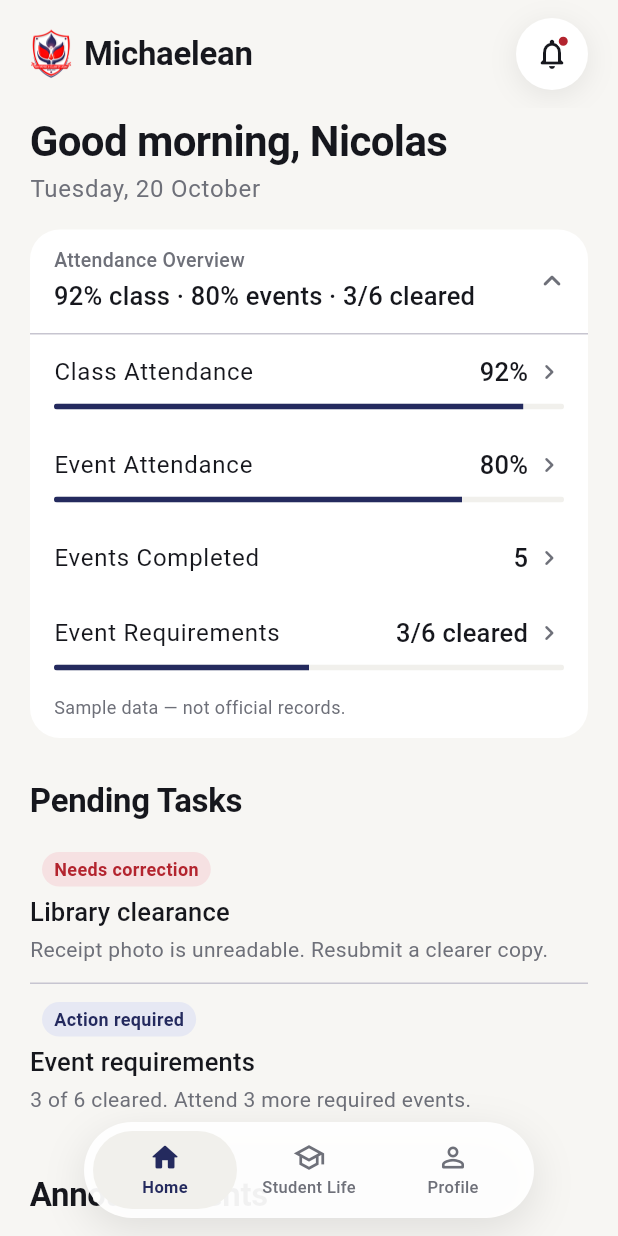
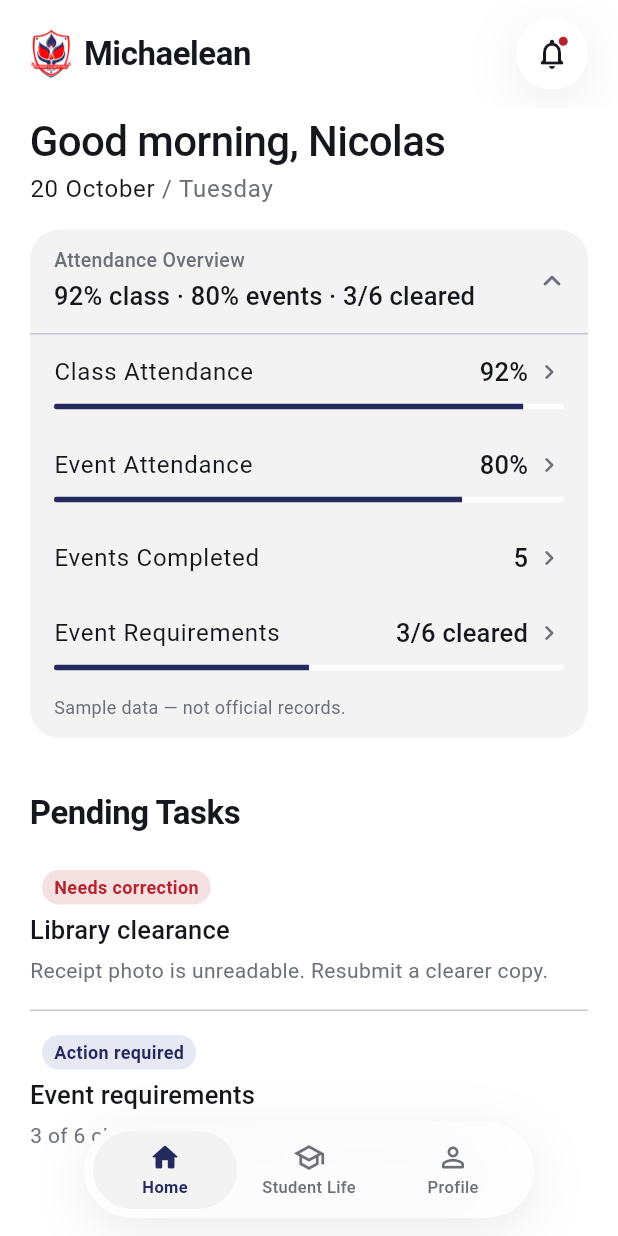
Before and after one commit to Ninjalas/Michaelean-App, a Flutter app: the screen it shows after launch, after a tap on "Preview as Student", after a tap on "Attendance Overview", on a phone screen of 412 x 824 dp. Run offline on Flutter 3.47's test engine with Material 3 defaults, Android fonts, the phone set to English and light mode, and no system bars; our stand-ins replace go_router; accounts and stored records are empty.

Commit message:
Home: first Luma-style pass (white background, soft floating shadows)
- Pure white background, cooler grays, larger section spacing
- One soft shadow token for floating pieces; frosted nav bar
- Two-tone dates, clock icon on time meta, 76px thumbnails,
  hairlines indented to the text column, placeholder thumb tiles
- Overview as a soft gray tile; spec color table updated
- Header stays solid white (blurred header broke paint order on web)

Not yet Luma in overall feel; a full design pass comes after all phases.

Co-Authored-By: Claude Opus 5.5 <noreply@anthropic.com>

```diff
--- a/lib/screens/shared/home_screen.dart
+++ b/lib/screens/shared/home_screen.dart
@@ -100,23 +100,29 @@ class _HomeScreenState extends State<HomeScreen> {
       automaticallyImplyLeading: false,
       toolbarHeight: 72,
       titleSpacing: AppSpacing.screen,
+      // Solid white, no border (Luma-like). A blurred header painted the feed
+      // over itself on Flutter web, so blur is kept to the floating nav bar.
       backgroundColor: AppColors.paper,
       surfaceTintColor: Colors.transparent,
       scrolledUnderElevation: 0,
-      shape: _collapsed
-          ? const Border(bottom: BorderSide(color: AppColors.hairline))
-          : null,
       title: AnimatedSwitcher(
         duration: const Duration(milliseconds: 200),
         child: _collapsed
             ? Row(
                 key: const ValueKey('compact'),
                 children: [
-                  UserAvatar(name: user.fullName, imageAsset: user.photoAsset, size: 34),
+                  UserAvatar(name: user.fullName, imageAsset: user.photoAsset, size: 38),
                   const SizedBox(width: AppSpacing.sm),
                   Flexible(
-                    child: Text('${greetingFor(DateTime.now())}, ${user.firstName}',
-                        overflow: TextOverflow.ellipsis, style: text.titleMedium),
+                    child: Column(
+                      crossAxisAlignment: CrossAxisAlignment.start,
+                      mainAxisSize: MainAxisSize.min,
+                      children: [
+                        Text('${greetingFor(DateTime.now())}, ${user.firstName}',
+                            overflow: TextOverflow.ellipsis, style: text.titleMedium),
+                        _twoToneDate(DateTime.now(), text.bodyMedium!),
+                      ],
+                    ),
                   ),
                 ],
               )
@@ -155,11 +161,20 @@ class _HomeScreenState extends State<HomeScreen> {
         children: [
           Text('${greetingFor(now)}, ${user.firstName}', style: text.headlineMedium),
           const SizedBox(height: 2),
-          Text(formatLongDate(now), style: text.bodyLarge?.copyWith(color: AppColors.muted)),
+          _twoToneDate(now, text.bodyLarge!),
         ],
       ),
     );
   }
+
+  /// "21 October / Wednesday": date in ink, weekday muted.
+  Widget _twoToneDate(DateTime d, TextStyle style) => Text.rich(
+        TextSpan(style: style, children: [
+          TextSpan(text: formatDayMonth(d)),
+          TextSpan(
+              text: ' / ${weekdayName(d)}', style: const TextStyle(color: AppColors.muted)),
+        ]),
+      );
 
   List<Widget> _content(HomeFeed feed) {
     final now = DateTime.now();
@@ -225,6 +240,7 @@ class _HomeScreenState extends State<HomeScreen> {
               source: p.source,
               title: p.title,
               meta: formatTimeAgo(p.publishedAt, now),
+              metaIcon: Icons.schedule_rounded,
               onTap: () => _openPost(p),
             ),
         ]),
@@ -238,6 +254,7 @@ class _HomeScreenState extends State<HomeScreen> {
               source: p.source,
               title: p.title,
               meta: formatTimeAgo(p.publishedAt, now),
+              metaIcon: Icons.schedule_rounded,
               onTap: () => _openPost(p),
             ),
         ]),
@@ -246,13 +263,15 @@ class _HomeScreenState extends State<HomeScreen> {
       if (feed.featuredNews != null) ...[
         const SectionHeader('School News'),
         _featured(feed.featuredNews!, now),
-        ..._divided([
+        ..._divided(indent: ContentRow.textIndent, [
           for (final p in feed.moreNews)
             ContentRow(
               source: p.source,
               title: p.title,
               meta: formatTimeAgo(p.publishedAt, now),
+              metaIcon: Icons.schedule_rounded,
               imageAsset: p.imageAsset,
+              placeholderIcon: Icons.article_outlined,
               onTap: () => _openPost(p),
             ),
         ]),
@@ -260,14 +279,16 @@ class _HomeScreenState extends State<HomeScreen> {
 
       if (feed.forYou.isNotEmpty) ...[
         const SectionHeader('For You'),
-        ..._divided([
+        ..._divided(indent: ContentRow.textIndent, [
           for (final p in feed.forYou)
             ContentRow(
               source: p.source,
               sourceImage: p.sourceImage,
               title: p.title,
               meta: formatTimeAgo(p.publishedAt, now),
+              metaIcon: Icons.schedule_rounded,
               imageAsset: p.imageAsset,
+              placeholderIcon: Icons.campaign_outlined,
               pill: p.urgent ? const StatusPill('URGENT', tone: PillTone.red) : null,
               onTap: () => _openPost(p),
             ),
@@ -338,9 +359,9 @@ class _HomeScreenState extends State<HomeScreen> {
         TaskStatus.inReview => const StatusPill('In review', tone: PillTone.amber),
       };
 
-  List<Widget> _divided(List<Widget> rows) => [
+  List<Widget> _divided(List<Widget> rows, {double indent = 0}) => [
         for (var i = 0; i < rows.length; i++) ...[
-          if (i > 0) const Divider(height: 1),
+          if (i > 0) Divider(height: 1, indent: indent),
           rows[i],
         ],
       ];
--- a/lib/theme/app_theme.dart
+++ b/lib/theme/app_theme.dart
@@ -7,11 +7,16 @@ class AppColors {
   static const navy = Color(0xFF242A5E); // primary actions, selected states
   static const red = Color(0xFFB3242E); // attention only (URGENT, alerts)
   static const white = Color(0xFFFFFFFF);
-  static const paper = Color(0xFFF7F6F3); // screen background
+  static const paper = Color(0xFFFFFFFF); // screen background: pure white, Luma-like
   static const ink = Color(0xFF16171D); // primary text
-  static const muted = Color(0xFF6E7079); // secondary text
-  static const hairline = Color(0xFFE7E5E0); // dividers
-  static const fill = Color(0xFFF1F0EC); // inputs, tonal buttons
+  static const muted = Color(0xFF6E7079); // secondary text (kept dark enough for AA)
+  static const hairline = Color(0xFFECECEE); // dividers
+  static const fill = Color(0xFFF3F3F4); // soft gray tiles, inputs, active nav pill
+
+  /// Large, very soft shadow for floating pieces only (header pill, nav bar).
+  static const floatShadow = [
+    BoxShadow(color: Color(0x14000000), blurRadius: 32, offset: Offset(0, 8)),
+  ];
 }
 
 /// 4-point spacing scale.
@@ -21,7 +26,7 @@ class AppSpacing {
   static const md = 12.0;
   static const lg = 16.0;
   static const screen = 20.0; // left/right screen margin
-  static const section = 28.0; // gap between sections
+  static const section = 36.0; // gap between sections
 }
 
 class AppRadius {
@@ -52,10 +57,10 @@ class AppTheme {
           .copyWith(
             // Screen titles, e.g. "Student Life"
             headlineMedium: const TextStyle(
-                fontSize: 28, fontWeight: FontWeight.w600, letterSpacing: -0.4),
+                fontSize: 28, fontWeight: FontWeight.w500, letterSpacing: -0.4),
             // Section titles, e.g. "Pending Tasks"
             titleLarge: const TextStyle(
-                fontSize: 22, fontWeight: FontWeight.w600, letterSpacing: -0.2),
+                fontSize: 22, fontWeight: FontWeight.w600, letterSpacing: -0.3),
             // Row titles, e.g. an event name in a list
             titleMedium:
                 const TextStyle(fontSize: 17, fontWeight: FontWeight.w500),
--- a/lib/utils/dates.dart
+++ b/lib/utils/dates.dart
@@ -8,9 +8,10 @@ const _months = [
   'July', 'August', 'September', 'October', 'November', 'December'
 ];
 
-/// "Tuesday, 20 October"
-String formatLongDate(DateTime d) =>
-    '${_weekdays[d.weekday - 1]}, ${d.day} ${_months[d.month - 1]}';
+/// "20 October" — shown with [weekdayName] in muted text: "20 October / Tuesday"
+String formatDayMonth(DateTime d) => '${d.day} ${_months[d.month - 1]}';
+
+String weekdayName(DateTime d) => _weekdays[d.weekday - 1];
 
 /// "20 October 2026"
 String formatDate(DateTime d) => '${d.day} ${_months[d.month - 1]} ${d.year}';
--- a/lib/widgets/content_row.dart
+++ b/lib/widgets/content_row.dart
@@ -7,11 +7,19 @@ import 'user_avatar.dart';
 /// muted meta line (spec §2.1 "Rows, not cards"). Reused for news, posts,
 /// and later for events and event history.
 class ContentRow extends StatelessWidget {
+  static const thumbSize = 76.0;
+
+  /// Divider indent that lines a hairline up with the text column of rows
+  /// that have a thumbnail (Luma-style).
+  static const textIndent = thumbSize + AppSpacing.md;
+
   final String title;
   final String? source;
   final String? sourceImage;
   final String? meta;
+  final IconData? metaIcon; // small gray icon before the meta line
   final String? imageAsset;
+  final IconData? placeholderIcon; // gray tile when there's no image, keeps rows aligned
   final Widget? pill;
   final VoidCallback? onTap;
 
@@ -21,7 +29,9 @@ class ContentRow extends StatelessWidget {
     this.source,
     this.sourceImage,
     this.meta,
+    this.metaIcon,
     this.imageAsset,
+    this.placeholderIcon,
     this.pill,
     this.onTap,
   });
@@ -32,14 +42,22 @@ class ContentRow extends StatelessWidget {
     return InkWell(
       onTap: onTap,
       child: Padding(
-        padding: const EdgeInsets.symmetric(vertical: AppSpacing.md),
+        padding: const EdgeInsets.symmetric(vertical: AppSpacing.lg),
         child: Row(
           crossAxisAlignment: CrossAxisAlignment.start,
           children: [
-            if (imageAsset != null) ...[
+            if (imageAsset != null || placeholderIcon != null) ...[
               ClipRRect(
                 borderRadius: BorderRadius.circular(AppRadius.small),
-                child: Image.asset(imageAsset!, width: 72, height: 72, fit: BoxFit.cover),
+                child: imageAsset != null
+                    ? Image.asset(imageAsset!,
+                        width: thumbSize, height: thumbSize, fit: BoxFit.cover)
+                    : Container(
+                        width: thumbSize,
+                        height: thumbSize,
+                        color: AppColors.fill,
+                        child: Icon(placeholderIcon, color: AppColors.muted, size: 28),
+                      ),
               ),
               const SizedBox(width: AppSpacing.md),
             ],
@@ -76,9 +94,19 @@ class ContentRow extends StatelessWidget {
                       maxLines: 2, overflow: TextOverflow.ellipsis, style: text.titleMedium),
                   if (meta != null)
                     Padding(
-                      padding: const EdgeInsets.only(top: 2),
-                      child: Text(meta!,
-                          style: text.bodyMedium?.copyWith(color: AppColors.muted)),
+                      padding: const EdgeInsets.only(top: AppSpacing.xs),
+                      child: Row(
+                        children: [
+                          if (metaIcon != null) ...[
+                            Icon(metaIcon, size: 16, color: AppColors.muted),
+                            const SizedBox(width: 6),
+                          ],
+                          Flexible(
+                            child: Text(meta!,
+                                style: text.bodyMedium?.copyWith(color: AppColors.muted)),
+                          ),
+                        ],
+                      ),
                     ),
                 ],
               ),
--- a/lib/widgets/expandable_overview.dart
+++ b/lib/widgets/expandable_overview.dart
@@ -38,7 +38,7 @@ class _ExpandableOverviewState extends State<ExpandableOverview> {
     final text = Theme.of(context).textTheme;
     return Container(
       decoration: BoxDecoration(
-        color: AppColors.white,
+        color: AppColors.fill, // soft gray tile on the white page
         borderRadius: BorderRadius.circular(AppRadius.large),
       ),
       clipBehavior: Clip.antiAlias,
@@ -121,7 +121,7 @@ class _ExpandableOverviewState extends State<ExpandableOverview> {
                 child: LinearProgressIndicator(
                   value: m.progress!.clamp(0, 1),
                   minHeight: 4,
-                  backgroundColor: AppColors.fill,
+                  backgroundColor: AppColors.white, // track on the gray tile
                   color: AppColors.navy,
                 ),
               ),
--- a/lib/widgets/floating_nav_bar.dart
+++ b/lib/widgets/floating_nav_bar.dart
@@ -1,3 +1,5 @@
+import 'dart:ui';
+
 import 'package:flutter/material.dart';
 
 import '../theme/app_theme.dart';
@@ -30,15 +32,19 @@ class FloatingNavBar extends StatelessWidget {
       minimum: const EdgeInsets.only(bottom: AppSpacing.md),
       child: Center(
         heightFactor: 1,
+        child: DecoratedBox(
+          decoration: BoxDecoration(
+            borderRadius: BorderRadius.circular(AppRadius.pill),
+            boxShadow: AppColors.floatShadow,
+          ),
+          // Frosted glass: content scrolling underneath shows through, blurred.
+          child: ClipRRect(
+            borderRadius: BorderRadius.circular(AppRadius.pill),
+            child: BackdropFilter(
+              filter: ImageFilter.blur(sigmaX: 20, sigmaY: 20),
               child: Container(
                 padding: const EdgeInsets.all(AppSpacing.xs + 2),
-          decoration: BoxDecoration(
-            color: AppColors.white.withValues(alpha: 0.94),
-            borderRadius: BorderRadius.circular(AppRadius.pill),
-            boxShadow: const [
-              BoxShadow(color: Color(0x1A000000), blurRadius: 24, offset: Offset(0, 8)),
-            ],
-          ),
+                color: AppColors.white.withValues(alpha: 0.82),
                 child: Row(
                   mainAxisSize: MainAxisSize.min,
                   children: [
@@ -49,6 +55,9 @@ class FloatingNavBar extends StatelessWidget {
                         onTap: () => onSelected(i),
                       ),
                   ],
+                ),
+              ),
+            ),
           ),
         ),
       ),
--- a/lib/widgets/round_icon_button.dart
+++ b/lib/widgets/round_icon_button.dart
@@ -23,7 +23,7 @@ class RoundIconButton extends StatelessWidget {
       decoration: const BoxDecoration(
         color: AppColors.white,
         shape: BoxShape.circle,
-        boxShadow: [BoxShadow(color: Color(0x14000000), blurRadius: 16, offset: Offset(0, 4))],
+        boxShadow: AppColors.floatShadow,
       ),
       child: Stack(
         children: [
```
Also changed, not shown: 1 other file. Lines whose indentation alone changed are shown as unchanged.
